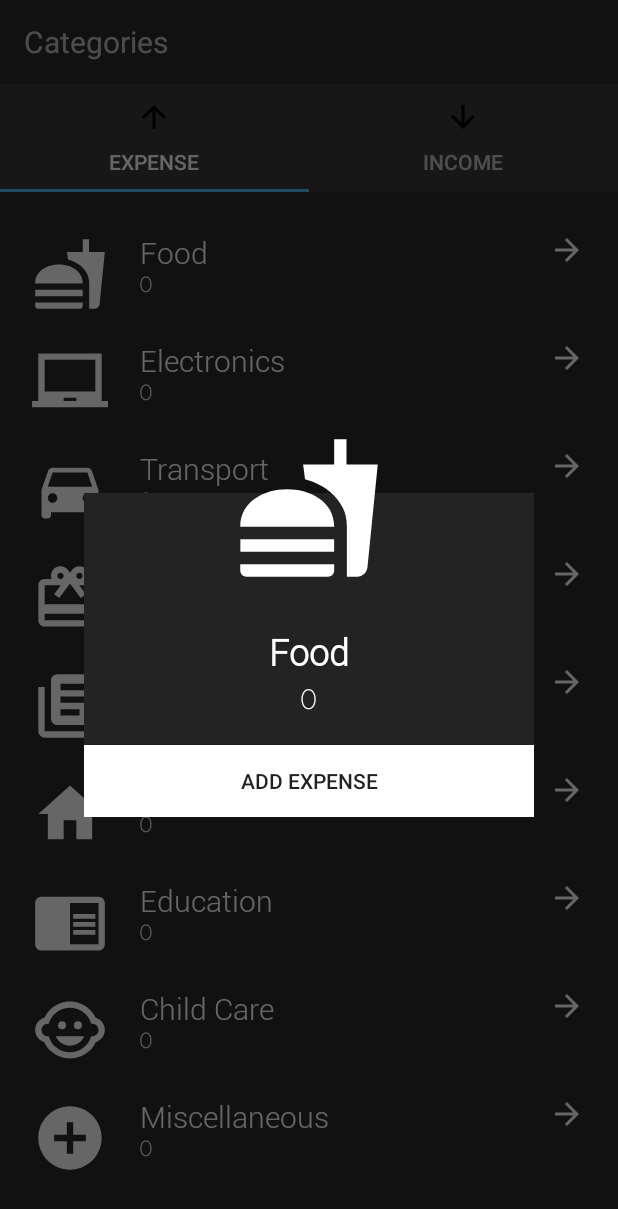
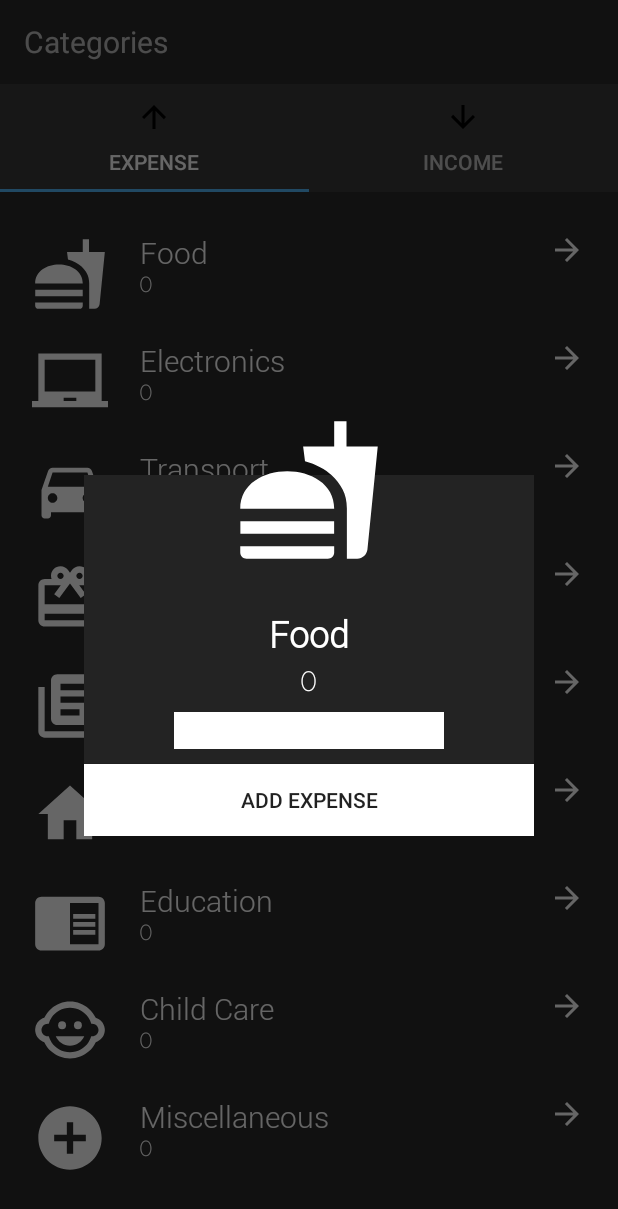
Before and after one commit to girishgr8/girish_demo1, an Android app: the FragmentExpense screen opened directly, with no data from a screen before it, after a tap on "Food", on a phone screen of 412 x 824 dp. Shown: the top 1209 px of the screen. Run offline under Robolectric (Android 15) with nearby library versions, the light colour scheme and no system bars; 1 statement that could not run was skipped.

Commit message:
first commit

```diff
--- a/app/build.gradle
+++ b/app/build.gradle
@@ -15,6 +15,9 @@ android {
             minifyEnabled false
             proguardFiles getDefaultProguardFile('proguard-android.txt'), 'proguard-rules.pro'
         }
+    }
+    packagingOptions {
+        exclude 'META-INF/proguard/androidx-annotations.pro'
     }
 }
 
@@ -38,6 +41,8 @@ dependencies {
     testImplementation 'junit:junit:4.12'
     androidTestImplementation 'com.android.support.test:runner:1.0.2'
     androidTestImplementation 'com.android.support.test.espresso:espresso-core:3.0.2'
+    implementation 'com.jjoe64:graphview:4.2.2'
+    implementation 'com.github.PhilJay:MPAndroidChart:v3.1.0-alpha'
 
     // Getting a "Could not find" error? Make sure that you've added
     // Google's Maven repository to your root-level build.gradle file
--- a/app/src/main/AndroidManifest.xml
+++ b/app/src/main/AndroidManifest.xml
@@ -28,7 +28,9 @@
         <activity android:name=".Home" />
         <activity android:name=".Categories" />
         <activity android:name=".GoogleSignIn" />
-        <activity android:name=".IncomeAddition"></activity>
+        <activity android:name=".IncomeAddition" />
+        <activity android:name=".EnterAmountActivity" />
+        <activity android:name=".expense_graph"></activity>
     </application>
 
 </manifest>
--- a/app/src/main/java/com/example/android/chat_demo/RecyclerViewAdapter.java
+++ b/app/src/main/java/com/example/android/chat_demo/RecyclerViewAdapter.java
@@ -2,6 +2,7 @@ package com.example.android.chat_demo;
 
 import android.app.Dialog;
 import android.content.Context;
+import android.content.Intent;
 import android.graphics.Color;
 import android.graphics.drawable.ColorDrawable;
 import android.support.annotation.NonNull;
@@ -10,10 +11,14 @@ import android.view.ContextMenu;
 import android.view.LayoutInflater;
 import android.view.View;
 import android.view.ViewGroup;
+import android.widget.Button;
+import android.widget.EditText;
 import android.widget.ImageView;
 import android.widget.LinearLayout;
 import android.widget.TextView;
 import android.widget.Toast;
+
+import org.jsoup.helper.StringUtil;
 
 import java.util.List;
 
@@ -22,6 +27,8 @@ public class RecyclerViewAdapter extends RecyclerView.Adapter<RecyclerViewAdapte
    Context mContext;
    List<Expense> mData;
    Dialog myDialog;
+   Button b;
+   EditText e;
 
 
     public RecyclerViewAdapter(Context mContext, List<Expense> mData) {
@@ -39,11 +46,23 @@ public class RecyclerViewAdapter extends RecyclerView.Adapter<RecyclerViewAdapte
        myDialog = new Dialog(mContext);
        myDialog.setContentView(R.layout.dialog_expense);
        myDialog.getWindow().setBackgroundDrawable(new ColorDrawable(Color.TRANSPARENT));
+        b= (Button) myDialog.findViewById(R.id.dialog_add);
+
+
+
+        e= (EditText) myDialog.findViewById(R.id.dialog_edittext);
+        final String str= String.valueOf(e.getText());
+        final float amount;
+        final boolean isnumeric = StringUtil.isNumeric(str);
+        if(!isnumeric&&!str.equals(""))
+        amount=Float.parseFloat(str);
+
 
 
        vHolder.item_expense.setOnClickListener(new View.OnClickListener() {
            @Override
            public void onClick(View view) {
+
                TextView dialog_name_tv= (TextView) myDialog.findViewById(R.id.dialog_name_id);
                TextView dialog_amt_tv= (TextView) myDialog.findViewById(R.id.dialog_amount_id);
                ImageView dialog_expense_image= (ImageView) myDialog.findViewById(R.id.dialog_img);
@@ -51,13 +70,38 @@ public class RecyclerViewAdapter extends RecyclerView.Adapter<RecyclerViewAdapte
                dialog_name_tv.setText(mData.get(vHolder.getAdapterPosition()).getName());
                dialog_amt_tv.setText(mData.get(vHolder.getAdapterPosition()).getAmount());
                dialog_expense_image.setImageResource(mData.get(vHolder.getAdapterPosition()).getPhoto());
-
+               final String category= mData.get(vHolder.getAdapterPosition()).getName();
                Toast.makeText(mContext,"Please enter amount spent on "+String.valueOf(mData.get(vHolder.getAdapterPosition()).getName()),Toast.LENGTH_SHORT).show();
                myDialog.show();
+               b.setOnClickListener(new View.OnClickListener() {
+                   @Override
+                   public void onClick(View view) {
+                       TextView dialog_name_tv= (TextView) myDialog.findViewById(R.id.dialog_name_id);
+
+                       if(!StringUtil.isNumeric(String.valueOf(e.getText()))){
+                           Toast.makeText(mContext,"Please enter a valid amount.",Toast.LENGTH_SHORT).show();
+                       }
+                       else{
+
+                           float finalAMT=Float.parseFloat(String.valueOf(e.getText()));
+                           //pass finalAMT and category to dbms
+                           Toast.makeText(mContext,"Category: "+category,Toast.LENGTH_SHORT).show();
+                           //and then close dialog
+                           myDialog.dismiss();
+                       }
+
+                   }
+               });
+
+
            }
        });
+
         return vHolder;
     }
+
+
+
 
     @Override
     public void onBindViewHolder( MyViewHolder holder, int position) {
--- a/app/src/main/res/layout/dialog_expense.xml
+++ b/app/src/main/res/layout/dialog_expense.xml
@@ -35,6 +35,14 @@
              android:layout_marginTop="5dp"
              android:layout_marginBottom="10dp"
              />
+         <EditText
+             android:id="@+id/dialog_edittext"
+             android:layout_marginLeft="60dp"
+             android:layout_marginRight="60dp"
+             android:layout_height="wrap_content"
+             android:layout_width="match_parent"
+             android:background="@color/white"
+             android:inputType="text"/>
          <Button
              android:id="@+id/dialog_add"
              android:layout_width="match_parent"
--- a/build.gradle
+++ b/build.gradle
@@ -26,6 +26,9 @@ allprojects {
     repositories {
         google()
         jcenter()
+        maven {
+            url 'https://jitpack.io'
+        }
     }
 }
 
```
Also changed, not shown: app/src/main/java/com/example/android/chat_demo/GoogleSignIn.java (+9 -1 lines), app/src/main/java/com/example/android/chat_demo/expense_graph.java (added, +99 -0 lines), app/src/main/res/layout/activity_google_sign_in.xml (+9 -0 lines), app/src/main/res/layout/dialog_income.xml (+8 -0 lines), app/src/main/res/layout/expense_graph.xml (added, +15 -0 lines).
